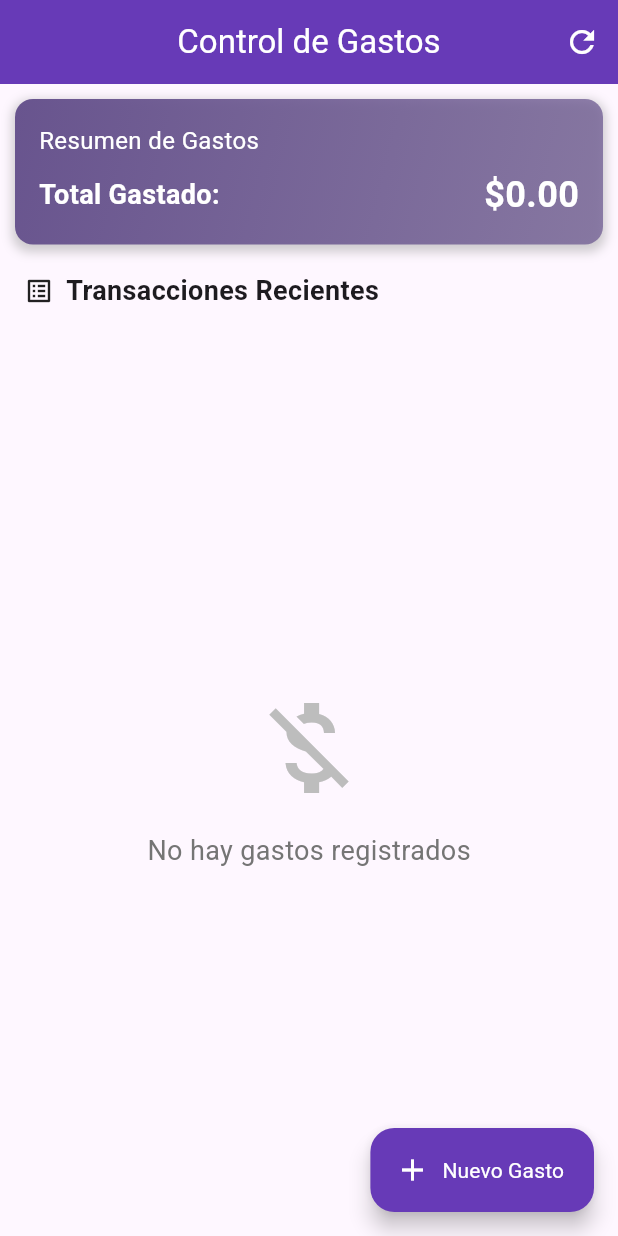
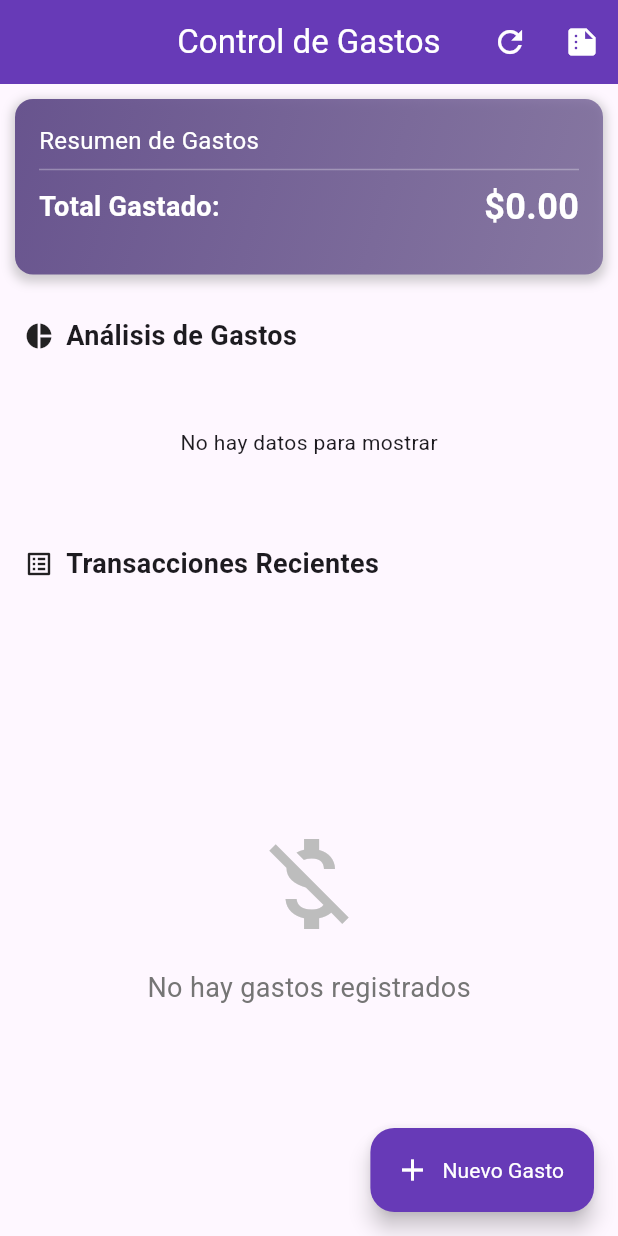
Before and after one commit to fren43051/control_de_gastos_mensuales, a Flutter app: the screen it shows after launch, on a phone screen of 412 x 824 dp. Run offline on Flutter 3.47's test engine with Material 3 defaults, Android fonts, the phone set to English and light mode, and no system bars; our stand-ins replace fl_chart, open_file, pdf, permission_handler, share_plus, sqflite and 1 more; accounts and stored records are empty.

Commit message:
Add expense chart and report generation features

```diff
--- a/lib/screens/home_screen.dart
+++ b/lib/screens/home_screen.dart
@@ -1,9 +1,12 @@
+// lib/screens/home_screen.dart
 import 'package:flutter/material.dart';
 import '../database/database_helper.dart';
 import '../models/expense.dart';
 import '../widgets/expense_list.dart';
 import '../widgets/summary_card.dart';
+import '../widgets/expense_chart.dart';
 import 'expense_form.dart';
+import 'report_screen.dart';
 
 class HomeScreen extends StatefulWidget {
   const HomeScreen({super.key});
@@ -17,6 +20,8 @@ class _HomeScreenState extends State<HomeScreen> {
   List<Expense> _expenses = [];
   double _totalExpenses = 0.0;
   bool _isLoading = true;
+  String? _mostSpentCategory;
+  DateTime? _lastExpenseDate;
 
   @override
   void initState() {
@@ -33,14 +38,37 @@ class _HomeScreenState extends State<HomeScreen> {
       final expenses = await _dbHelper.getExpenses();
       final total = await _dbHelper.getTotalExpenses();
 
+      // Encontrar la categoría con mayor gasto
+      final Map<String, double> categoryTotals = {};
+      for (var expense in expenses) {
+        categoryTotals[expense.category] = (categoryTotals[expense.category] ?? 0) + expense.amount;
+      }
+
+      String? topCategory;
+      double maxAmount = 0;
+      categoryTotals.forEach((category, amount) {
+        if (amount > maxAmount) {
+          maxAmount = amount;
+          topCategory = category;
+        }
+      });
+
+      // Encontrar la fecha del último gasto
+      DateTime? lastDate;
+      if (expenses.isNotEmpty) {
+        lastDate = expenses.reduce((a, b) => a.date.isAfter(b.date) ? a : b).date;
+      }
+
       if (!mounted) return; // Check if the widget is still mounted
       setState(() {
         _expenses = expenses;
         _totalExpenses = total;
+        _mostSpentCategory = topCategory;
+        _lastExpenseDate = lastDate;
         _isLoading = false;
       });
     } catch (e) {
-       if (!mounted) return; // Check if the widget is still mounted
+      if (!mounted) return; // Check if the widget is still mounted
       setState(() {
         _isLoading = false;
       });
@@ -61,13 +89,56 @@ class _HomeScreenState extends State<HomeScreen> {
             onPressed: _refreshExpenses,
             tooltip: 'Actualizar',
           ),
+          IconButton(
+            icon: const Icon(Icons.summarize),
+            onPressed: () {
+              Navigator.push(
+                context,
+                MaterialPageRoute(builder: (context) => const ReportScreen()),
+              );
+            },
+            tooltip: 'Generar Informe',
+          ),
         ],
       ),
       body: _isLoading
           ? const Center(child: CircularProgressIndicator())
           : Column(
               children: [
-                SummaryCard(totalExpenses: _totalExpenses),
+                SummaryCard(
+                  totalExpenses: _totalExpenses,
+                  lastExpenseDate: _lastExpenseDate,
+                  mostSpentCategory: _mostSpentCategory,
+                ),
+
+                Container(
+                  padding: const EdgeInsets.symmetric(vertical: 10),
+                  child: Column(
+                    crossAxisAlignment: CrossAxisAlignment.start,
+                    children: [
+                      const Padding(
+                        padding: EdgeInsets.symmetric(horizontal: 16, vertical: 8),
+                        child: Row(
+                          children: [
+                            Icon(Icons.pie_chart, size: 20),
+                            SizedBox(width: 8),
+                            Text(
+                              'Análisis de Gastos',
+                              style: TextStyle(
+                                fontSize: 18,
+                                fontWeight: FontWeight.bold,
+                              ),
+                            ),
+                          ],
+                        ),
+                      ),
+                      _expenses.isNotEmpty
+                          ? ExpenseChart(expenses: _expenses)
+                          : const SizedBox(height: 100, child: Center(child: Text('No hay datos para mostrar'))),
+                    ],
+                  ),
+                ),
+
                 const Padding(
                   padding: EdgeInsets.symmetric(horizontal: 16, vertical: 8),
                   child: Row(
@@ -84,6 +155,7 @@ class _HomeScreenState extends State<HomeScreen> {
                     ],
                   ),
                 ),
+
                 Expanded(
                   child: Padding(
                     padding: const EdgeInsets.symmetric(horizontal: 8),
--- a/lib/widgets/summary_card.dart
+++ b/lib/widgets/summary_card.dart
@@ -1,11 +1,17 @@
+// lib/widgets/summary_card.dart
 import 'package:flutter/material.dart';
+import 'package:intl/intl.dart';
 
 class SummaryCard extends StatelessWidget {
   final double totalExpenses;
+  final DateTime? lastExpenseDate;
+  final String? mostSpentCategory;
 
   const SummaryCard({
     super.key,
     required this.totalExpenses,
+    this.lastExpenseDate,
+    this.mostSpentCategory,
   });
 
   @override
@@ -18,7 +24,7 @@ class SummaryCard extends StatelessWidget {
         gradient: LinearGradient(
           colors: [
             Theme.of(context).primaryColor,
-            Theme.of(context).primaryColor.withAlpha((255 * 0.7).round()), // Use withAlpha
+            Theme.of(context).primaryColor.withAlpha((255 * 0.7).round()),
           ],
           begin: Alignment.topLeft,
           end: Alignment.bottomRight,
@@ -26,7 +32,7 @@ class SummaryCard extends StatelessWidget {
         borderRadius: BorderRadius.circular(12),
         boxShadow: [
           BoxShadow(
-            color: Colors.grey.withAlpha((255 * 0.5).round()), // Use withAlpha
+            color: Colors.grey.withAlpha((255 * 0.5).round()),
             spreadRadius: 2,
             blurRadius: 5,
             offset: const Offset(0, 3),
@@ -44,7 +50,7 @@ class SummaryCard extends StatelessWidget {
               fontWeight: FontWeight.w500,
             ),
           ),
-          const SizedBox(height: 8),
+          const Divider(color: Colors.white30),
           Row(
             mainAxisAlignment: MainAxisAlignment.spaceBetween,
             children: [
@@ -66,6 +72,17 @@ class SummaryCard extends StatelessWidget {
               ),
             ],
           ),
+          const SizedBox(height: 12),
+          if (lastExpenseDate != null)
+            Text(
+              'Último gasto: ${DateFormat('dd/MM/yyyy').format(lastExpenseDate!)}',
+              style: const TextStyle(color: Colors.white70),
+            ),
+          if (mostSpentCategory != null)
+            Text(
+              'Categoría principal: $mostSpentCategory',
+              style: const TextStyle(color: Colors.white70),
+            ),
         ],
       ),
     );
```
Also changed, not shown: lib/screens/report_screen.dart (added, +259 -0 lines), lib/services/report_service.dart (added, +153 -0 lines), lib/widgets/expense_chart.dart (added, +58 -0 lines), pubspec.yaml (+7 -0 lines), pubspec.lock, 1 other file.
